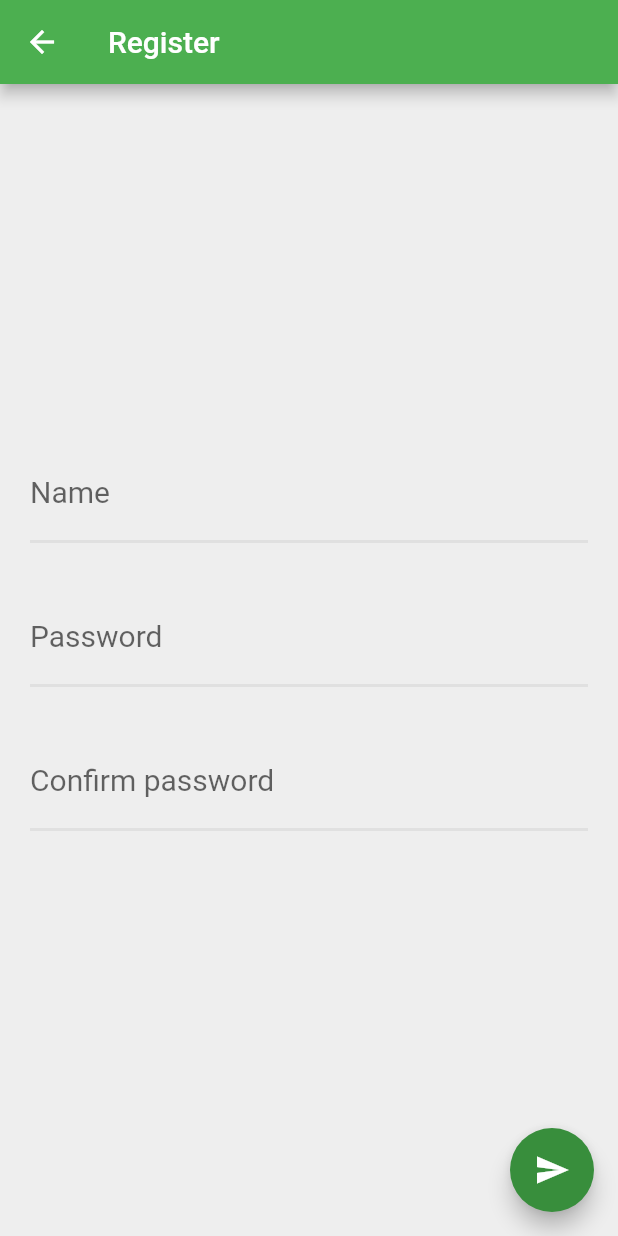
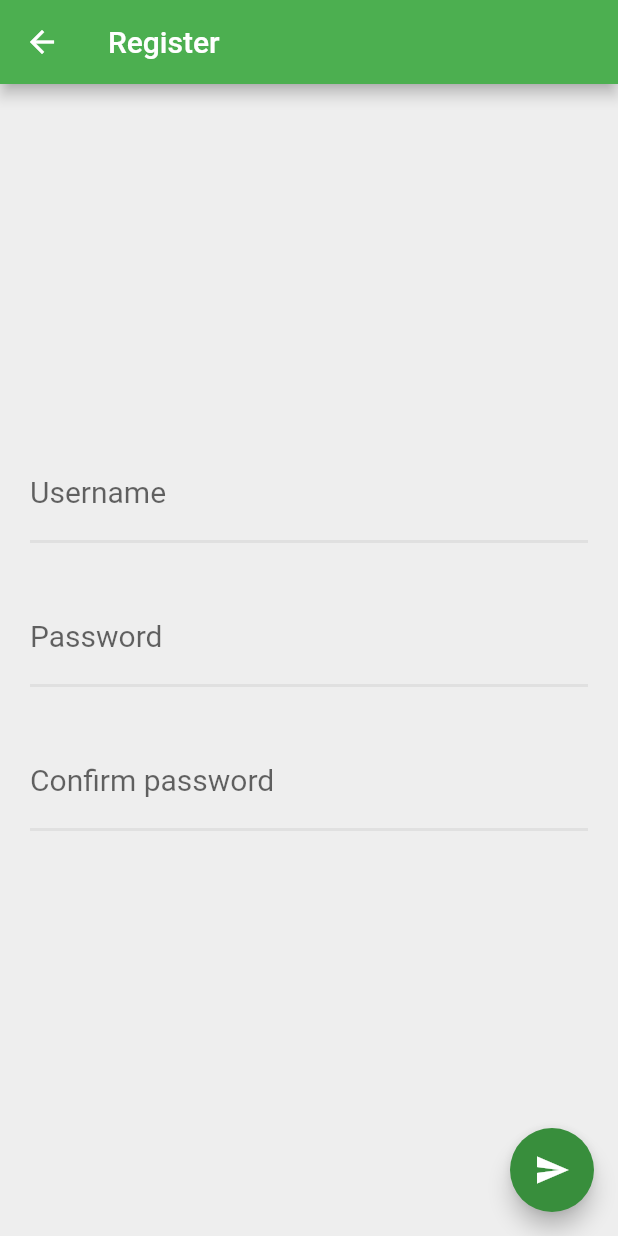
Before and after one commit to machiato32/lender_app, a Flutter app: the RegisterRoute screen opened directly, on a phone screen of 412 x 824 dp. Run offline on Flutter 3.47's test engine with Material 2 defaults, Android fonts, the phone set to English and light mode, and no system bars; our stand-ins replace easy_localization, firebase_messaging, flutter_local_notifications, flutter_speed_dial, fluttertoast, share and 2 more; accounts and stored records are empty; statements that could not run were skipped.

Commit message:
Bugfixes, translations

```diff
--- a/assets/translations/de.json
+++ b/assets/translations/de.json
@@ -129,6 +129,9 @@
     "fulfill_scf": "Das Element wurde erfolgreich von der Liste gestrichen",
     "remove_from_list": "Abgehakt",
     "add_as_expense": "Schreibe es als Ausgabe auf",
-    "revoke": "Zurückrufen"
+    "revoke": "Zurückrufen",
+
+    "change_username_scf": "Die Änderung war erfolgreich.",
+    "change_username": "Benutzername ändern"
 
 }
--- a/assets/translations/en.json
+++ b/assets/translations/en.json
@@ -129,5 +129,8 @@
     "fulfill_scf": "The element was successfully removed from the list",
     "remove_from_list": "Check",
     "add_as_expense": "Book as expense",
-    "revoke": "Revoke"
+    "revoke": "Revoke",
+
+    "change_username_scf": "The change was successful.",
+    "change_username": "Change username"
 }
--- a/assets/translations/hu.json
+++ b/assets/translations/hu.json
@@ -132,7 +132,7 @@
     "add_as_expense": "Írd fel bevásárlásnak",
     "revoke": "Visszavonás",
 
-    "change_username_scf": "change_username_scf",
-    "change_username": "change_username"
+    "change_username_scf": "A felhasználónév megváltoztatása sikeres volt.",
+    "change_username": "Felhasználónév megváltoztatása"
 
 }
--- a/assets/translations/it.json
+++ b/assets/translations/it.json
@@ -130,6 +130,9 @@
     "fulfill_scf": "L'elemento è stato rimosso dalla lista con succeso! ",
     "remove_from_list": "Spuntato",
     "add_as_expense": "Registra come spesa",
-    "revoke": "Revocare"
+    "revoke": "Revocare",
+
+    "change_username_scf": "Il cambiamento è stato di successo!",
+    "change_username": "Modifica la nome utente"
 
 }
--- a/lib/auth/login_page.dart
+++ b/lib/auth/login_page.dart
@@ -20,7 +20,7 @@ class LoginRoute extends StatefulWidget {
 
 class _LoginRouteState extends State<LoginRoute> {
   TextEditingController _usernameController = TextEditingController(
-      text: currentUsername != null ? currentUsername:'');
+      text: currentUsername ?? '');
   TextEditingController _passwordController = TextEditingController();
 
   GlobalKey<FormState> _formKey = GlobalKey<FormState>();
@@ -53,7 +53,7 @@ class _LoginRouteState extends State<LoginRoute> {
                   controller: _usernameController,
                   decoration: InputDecoration(
                     hintText: 'example_name'.tr(),
-                    labelText: 'name'.tr(),
+                    labelText: 'username'.tr(),
                     enabledBorder: UnderlineInputBorder(
                       borderSide: BorderSide(
                           color: Theme.of(context).colorScheme.onSurface,
@@ -243,6 +243,7 @@ class _LoginRouteState extends State<LoginRoute> {
           _prefs.setString('current_username', currentUsername);
           _prefs.setInt('current_user_id', currentUserId);
           _prefs.setString('api_token', apiToken);
+          _prefs.remove('current_user');
         });
 
         return await _selectGroup(decoded['data']['last_active_group']);
--- a/lib/auth/register_page.dart
+++ b/lib/auth/register_page.dart
@@ -55,7 +55,7 @@ class _RegisterRouteState extends State<RegisterRoute> {
                 controller: _usernameController,
                 decoration: InputDecoration(
                   hintText: 'example_name'.tr(),
-                  labelText: 'name'.tr(),
+                  labelText: 'username'.tr(),
                   enabledBorder: UnderlineInputBorder(
                     borderSide: BorderSide(
                         color: Theme.of(context).colorScheme.onSurface,
--- a/lib/groups/join_group.dart
+++ b/lib/groups/join_group.dart
@@ -41,7 +41,6 @@ class _JoinGroupState extends State<JoinGroup> {
       SharedPreferences.getInstance().then((_prefs) {
         _prefs.remove('current_group_name');
         _prefs.remove('current_group_id');
-        _prefs.remove('current_username');
         _prefs.remove('current_user_id');
         _prefs.remove('api_token');
       });
--- a/lib/shopping/shopping_list.dart
+++ b/lib/shopping/shopping_list.dart
@@ -526,7 +526,7 @@ class _ShoppingListEntryState extends State<ShoppingListEntry> {
 
   Future<bool> _fulfillShoppingRequest(int id) async {
     try {
-      await httpPut(uri:APPURL + '/requests/' + id.toString(), context: context, body: {});
+      await httpPut(uri: '/requests/' + id.toString(), context: context, body: {});
       return true;
 
     } catch (_) {
--- a/lib/user_settings/change_username.dart
+++ b/lib/user_settings/change_username.dart
@@ -52,6 +52,7 @@ class _ChangeUsernameState extends State<ChangeUsername> {
                   child: Text(
                     'change_username'.tr(),
                     style: Theme.of(context).textTheme.headline6,
+                    textAlign: TextAlign.center,
                   )),
               SizedBox(
                 height: 10,
```
Also changed, not shown: lib/http_handler.dart (+8 -3 lines), lib/main.dart (+4 -3 lines), 1 other file.
